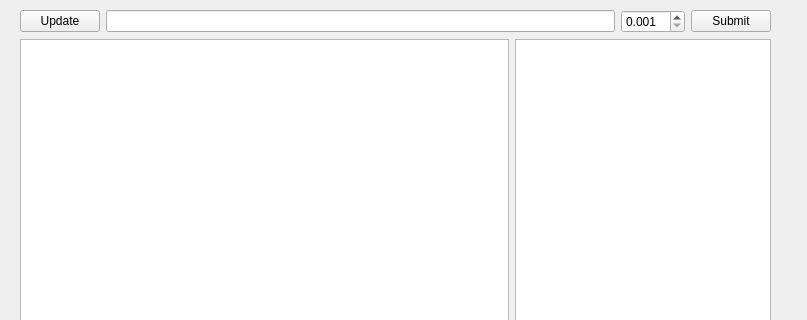
Qt form gui/resources/main_window.ui (Jabca/EconomicApi) before a commit; both pictures show x 0 to 807 and y 0 to 320 of the 807 by 629 pixel window.
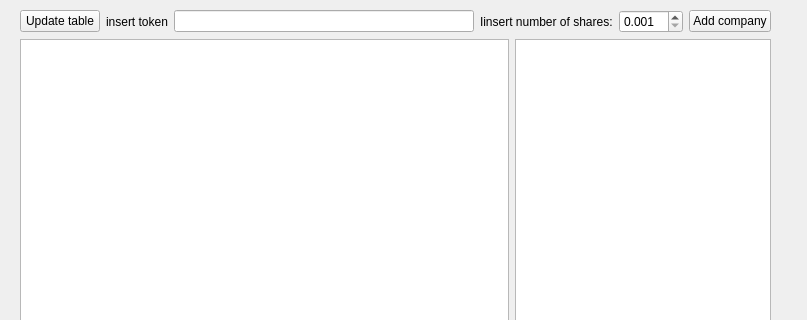
The same form after that commit.

Commit message: table view

The edit to the form file:
```diff
--- a/gui/resources/main_window.ui
+++ b/gui/resources/main_window.ui
@@ -29,7 +29,14 @@
        <item>
         <widget class="QPushButton" name="update_button">
          <property name="text">
-          <string>Update</string>
+          <string>Update table</string>
+         </property>
+        </widget>
+       </item>
+       <item>
+        <widget class="QLabel" name="label">
+         <property name="text">
+          <string>insert token</string>
          </property>
         </widget>
        </item>
@@ -43,6 +50,13 @@
          </property>
         </widget>
        </item>
+       <item>
+        <widget class="QLabel" name="label_2">
+         <property name="text">
+          <string>Iinsert number of shares:</string>
+         </property>
+        </widget>
+       </item>
        <item>
         <widget class="QDoubleSpinBox" name="doubleSpinBox">
          <property name="decimals">
@@ -56,7 +70,7 @@
        <item>
         <widget class="QPushButton" name="submit_button">
          <property name="text">
-          <string>Submit</string>
+          <string>Add company</string>
          </property>
         </widget>
        </item>
```
Left out of the diff: 6 changed lines with no effect on the pictures. The commit also changes 9 other files.
